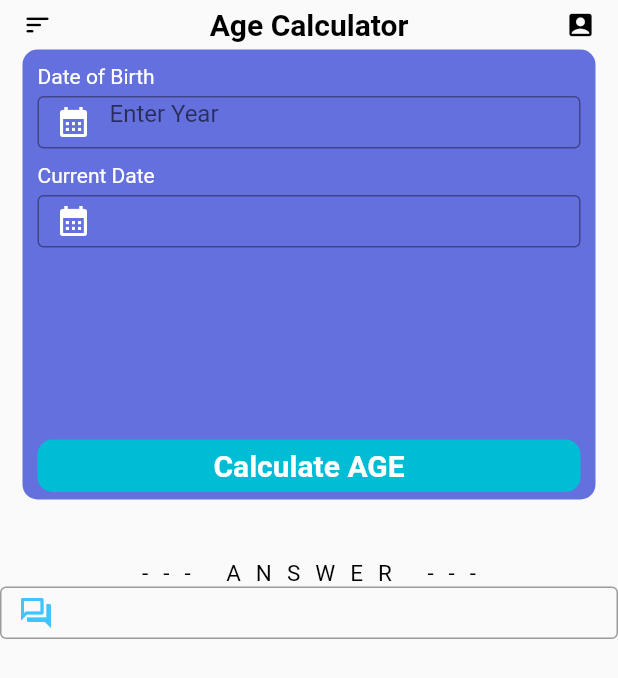
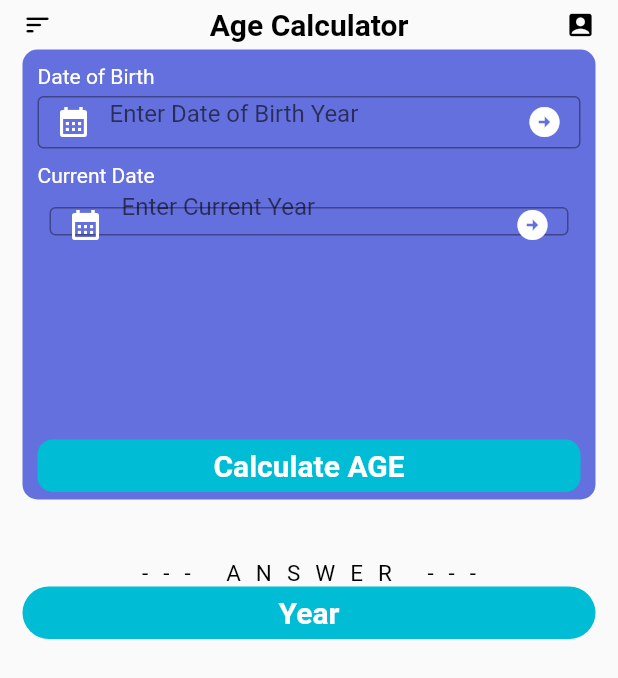
Before and after one commit to VivekTailor19/practice_flutter_topics, a Flutter app: the screen it shows after launch, on a phone screen of 412 x 824 dp. Shown: the top 678 px of the screen. Run offline on Flutter 3.47's test engine with Material 2 defaults, Android fonts, the light colour scheme and no system bars.

Commit message:
age_calculator_ui

```diff
--- a/lib/Age_Calculator_UI/age_calculator_ui.dart
+++ b/lib/Age_Calculator_UI/age_calculator_ui.dart
@@ -71,11 +71,22 @@ class _Age_Calculator_UIState extends State<Age_Calculator_UI> {
                       focusedBorder: OutlineInputBorder(
                           borderSide: BorderSide(color: Colors.white)),
                       border: OutlineInputBorder(),
-                      hintText: "Enter Year ",
+                      hintText: "Enter Date of Birth Year ",
                       prefixIcon: Icon(
                         Icons.calendar_month,
                         color: Colors.white,
                       ),
+                      suffixIcon: GestureDetector(
+                        onTap: () {
+                          setState(() {
+                          //  pyear=year.text;
+
+                          });
+                        },
+                          child: Icon(
+                        Icons.arrow_circle_right,
+                        color: Colors.white,
+                      )),
                     )),
                   ),
                   SizedBox(
@@ -91,22 +102,39 @@ class _Age_Calculator_UIState extends State<Age_Calculator_UI> {
                   Container(
                     height: 35,
                     width: double.infinity,
+                    child: Padding(
+                      padding: const EdgeInsets.all(8.0),
                       child: TextField(
                           decoration: InputDecoration(
                         focusedBorder: OutlineInputBorder(
                             borderSide: BorderSide(color: Colors.white)),
                         border: OutlineInputBorder(),
+                        hintText: "Enter Current Year",
                         prefixIcon: Icon(
                           Icons.calendar_month,
                           color: Colors.white,
                         ),
+                            suffixIcon: GestureDetector(
+                                onTap: () {
+                                  setState(() {
+                                   // lyear=year.text;
+
+                                  });
+                                },
+                                child: Icon(
+                                  Icons.arrow_circle_right,
+                                  color: Colors.white,
                                 )),
+                      )),
+                    ),
                   ),
                   Spacer(),
                   Container(
                       height: 35,
                       width: double.infinity,
-                      decoration: BoxDecoration(color: Colors.cyan,borderRadius: BorderRadius.circular(10)),
+                      decoration: BoxDecoration(
+                          color: Colors.cyan,
+                          borderRadius: BorderRadius.circular(10)),
                       child: Center(
                           child: Text(
                         "Calculate AGE",
@@ -115,31 +143,38 @@ class _Age_Calculator_UIState extends State<Age_Calculator_UI> {
                             fontWeight: FontWeight.bold,
                             fontSize: 20),
                       ))),
-                  SizedBox(height: 5,)
+                  SizedBox(
+                    height: 5,
+                  )
                 ],
               ),
-            ),  // First
-            SizedBox(height: 40,),
+            ), // First BOX
+            SizedBox(
+              height: 40,
+            ),
             Text(
               "--- ANSWER ---",
-              style: TextStyle(color: Colors.black,fontSize: 15,letterSpacing: 10),
+              style: TextStyle(
+                  color: Colors.black, fontSize: 15, letterSpacing: 10),
             ),
             Container(
+                margin: EdgeInsets.symmetric(horizontal: 15),
                 height: 35,
                 width: double.infinity,
-              child: TextField(
-                  decoration: InputDecoration(
-                    focusedBorder: OutlineInputBorder(
-                        borderSide: BorderSide(color: Colors.white)),
-                    border: OutlineInputBorder(),
-                    prefixIcon: Icon(
-                      Icons.question_answer_outlined,
-                      color: Colors.lightBlueAccent,
-                    ),
-                  )),
-            ),
-            SizedBox(height: 5,)
-
+                decoration: BoxDecoration(
+                    color: Colors.cyan,
+                    borderRadius: BorderRadius.circular(25)),
+                child: Center(
+                    child: Text(
+                  "Year",
+                  style: TextStyle(
+                      color: Colors.white,
+                      fontWeight: FontWeight.bold,
+                      fontSize: 20),
+                ))), // Last BOX
+            SizedBox(
+              height: 5,
+            )
           ],
         ),
       ),
```
Lines whose indentation alone changed are shown as unchanged.
